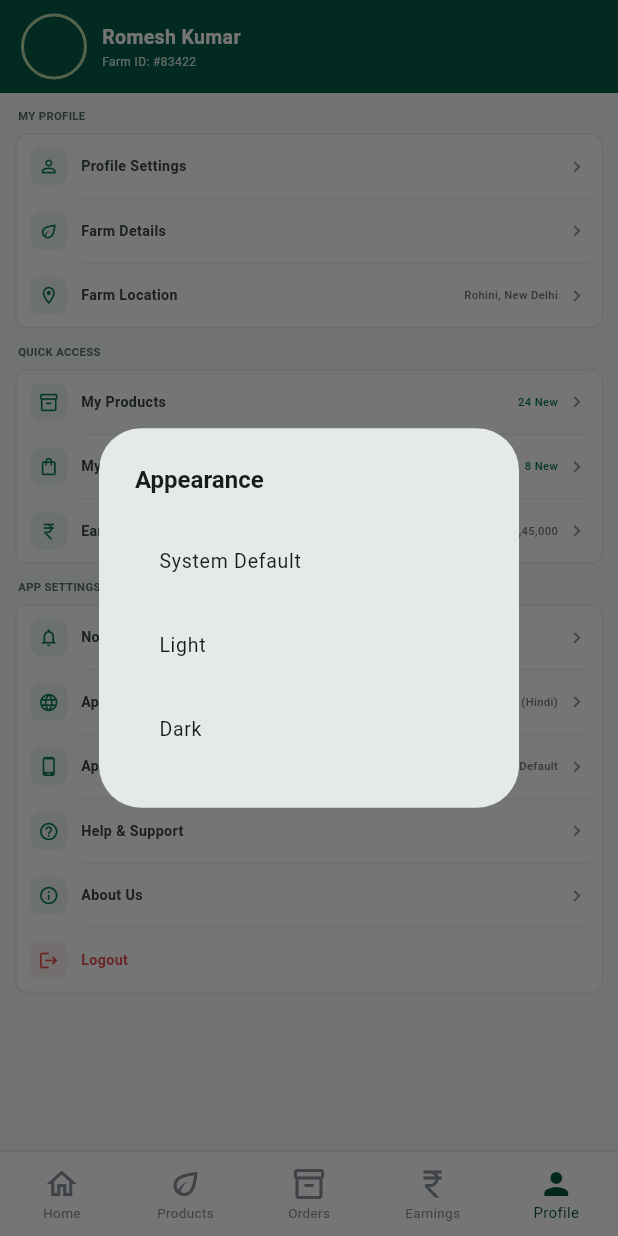
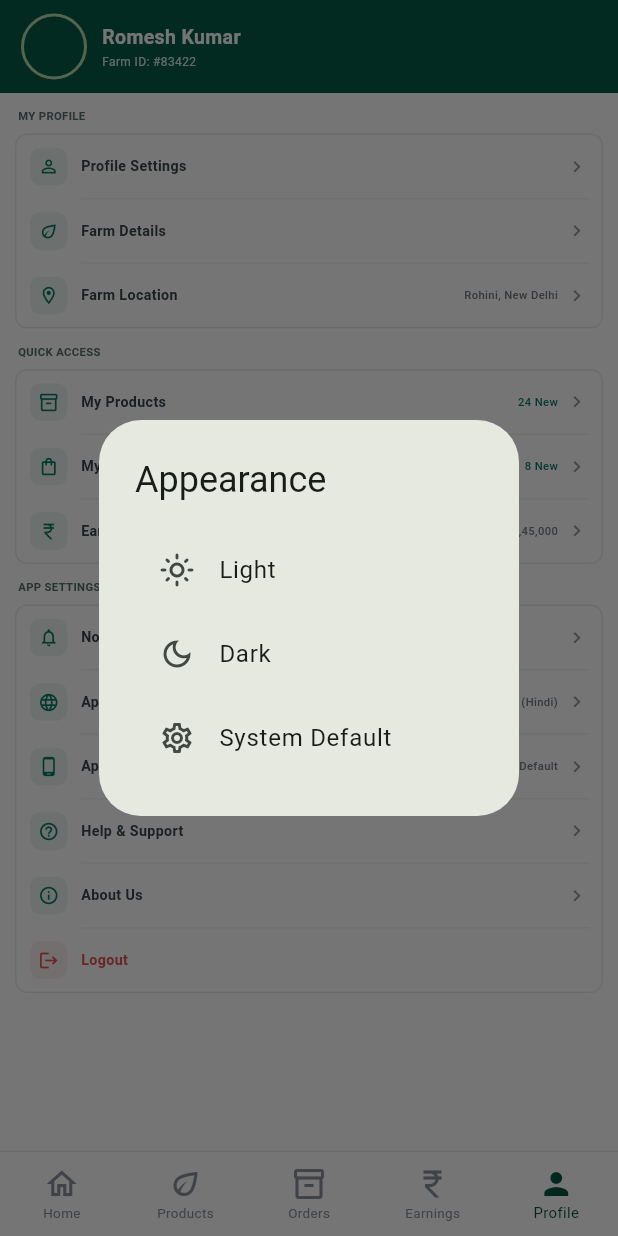
Before and after one commit to nitinsingh-06/DirectFarm, a Flutter app: the FarmerDashboard screen opened directly, item 5 of the bottom bar chosen, after a tap on "Appearance", on a phone screen of 412 x 824 dp. Run offline on Flutter 3.47's test engine with Material 3 defaults, Android fonts, the phone set to English and light mode, and no system bars; our stand-ins replace image_picker, shared_preferences; accounts and stored records are empty.

Commit message:
Adding Theme to the application

```diff
--- /dev/null
+++ b/lib/core/theme/app_theme.dart
@@ -0,0 +1,25 @@
+import 'package:flutter/material.dart';
+
+class AppTheme {
+  static ThemeData lightTheme = ThemeData(
+    brightness: Brightness.light,
+    useMaterial3: true,
+
+    scaffoldBackgroundColor: Colors.white,
+
+    colorScheme: ColorScheme.fromSeed(
+      seedColor: Colors.green,
+      brightness: Brightness.light,
+    ),
+  );
+
+  static ThemeData darkTheme = ThemeData(
+    brightness: Brightness.dark,
+    useMaterial3: true,
+
+    colorScheme: ColorScheme.fromSeed(
+      seedColor: Colors.green,
+      brightness: Brightness.dark,
+    ),
+  );
+}
--- a/lib/features/farmer/dashboard/farmer_home_screen.dart
+++ b/lib/features/farmer/dashboard/farmer_home_screen.dart
@@ -188,9 +188,9 @@ Widget _buildHeader() {
                 child: Text(
                   title,
                   style: const TextStyle(
-                    fontSize: 2,
+                    fontSize: 11,
                     color: Color(0xFF6B7280),
-                    fontWeight: FontWeight.w500,
+                    fontWeight: FontWeight.w700,
                   ),
                 ),
               ),
@@ -202,7 +202,7 @@ Widget _buildHeader() {
           Text(
             value,
             style: TextStyle(
-              fontSize: 17,
+              fontSize: 18,
               fontWeight: FontWeight.bold,
               color: valueColor,
             ),
@@ -230,7 +230,7 @@ Widget _buildHeader() {
               icon: const Icon(Icons.add_circle_outline, size: 14),
               label: const Text(
                 'Add Product',
-                style: TextStyle(fontSize: 9, fontWeight: FontWeight.w600),
+                style: TextStyle(fontSize: 11, fontWeight: FontWeight.w600),
               ),
               style: ElevatedButton.styleFrom(
                 backgroundColor: const Color(0xFF075640),
@@ -259,7 +259,7 @@ Widget _buildHeader() {
               icon: const Icon(Icons.inventory_2_outlined, size: 13),
               label: const Text(
                 'View Orders',
-                style: TextStyle(fontSize: 9, fontWeight: FontWeight.w600),
+                style: TextStyle(fontSize: 11, fontWeight: FontWeight.w600),
               ),
               style: OutlinedButton.styleFrom(
                 foregroundColor: const Color(0xFF164F42),
@@ -286,7 +286,7 @@ Widget _buildHeader() {
         const Text(
           'Recent Orders',
           style: TextStyle(
-            fontSize: 14,
+            fontSize: 16,
             fontWeight: FontWeight.bold,
             color: Color(0xFF075640),
           ),
@@ -353,7 +353,7 @@ Widget _buildHeader() {
                 Text(
                   buyer,
                   style: const TextStyle(
-                    fontSize: 9,
+                    fontSize: 10,
                     fontWeight: FontWeight.bold,
                     color: Color(0xFF374151),
                   ),
@@ -363,7 +363,7 @@ Widget _buildHeader() {
 
                 Text(
                   details,
-                  style: const TextStyle(fontSize: 8, color: Color(0xFF7A8491)),
+                  style: const TextStyle(fontSize: 10, color: Color(0xFF7A8491)),
                 ),
               ],
             ),
@@ -378,7 +378,7 @@ Widget _buildHeader() {
             child: Text(
               status,
               style: TextStyle(
-                fontSize: 7,
+                fontSize: 9,
                 fontWeight: FontWeight.w600,
                 color: statusTextColor,
               ),
--- a/lib/features/farmer/dashboard/farmer_profile_screen.dart
+++ b/lib/features/farmer/dashboard/farmer_profile_screen.dart
@@ -3,6 +3,7 @@ import 'dart:io';
 import 'package:farmdirect/Authentification/screens/comming_soon.dart';
 import 'package:farmdirect/Authentification/screens/login_screen.dart';
 import 'package:farmdirect/core/provider/farmer_profile_provider.dart';
+import 'package:farmdirect/core/provider/theme_provider.dart';
 import 'package:farmdirect/core/widgets/farmer/profile_image.dart';
 import 'package:farmdirect/features/farmer/dashboard/farmer_profile/about_us_screen.dart';
 import 'package:farmdirect/features/farmer/dashboard/farmer_profile/farm_details_screen.dart';
@@ -584,41 +585,59 @@ Widget _buildProfileHeader() {
   showDialog(
     context: context,
     builder: (dialogContext) {
+      final themeProvider = context.read<ThemeProvider>();
+
       return AlertDialog(
         title: const Text(
-            'Appearance',
-            style: TextStyle(
-              fontSize: 16,
-              fontWeight: FontWeight.w700,
-            ),
+          "Appearance",
         ),
         content: Column(
           mainAxisSize: MainAxisSize.min,
           children: [
             ListTile(
+              leading: const Icon(
+                Icons.light_mode_outlined,
+              ),
               title: const Text(
-                  'System Default',
-                  style: TextStyle(fontSize: 13),
+                "Light",
               ),
               onTap: () {
+                themeProvider.setTheme(
+                  ThemeMode.light,
+                );
+
                 Navigator.pop(dialogContext);
               },
             ),
+
             ListTile(
+              leading: const Icon(
+                Icons.dark_mode_outlined,
+              ),
               title: const Text(
-                  'Light',
-                  style: TextStyle(fontSize: 13),
+                "Dark",
               ),
               onTap: () {
+                themeProvider.setTheme(
+                  ThemeMode.dark,
+                );
+
                 Navigator.pop(dialogContext);
               },
             ),
+
             ListTile(
+              leading: const Icon(
+                Icons.settings_outlined,
+              ),
               title: const Text(
-                  'Dark',
-                  style: TextStyle(fontSize: 13),
+                "System Default",
               ),
               onTap: () {
+                themeProvider.setTheme(
+                  ThemeMode.system,
+                );
+
                 Navigator.pop(dialogContext);
               },
             ),
--- a/lib/features/farmer/dashboard/my_product.dart
+++ b/lib/features/farmer/dashboard/my_product.dart
@@ -160,7 +160,7 @@ class _MyProductsScreenState extends State<MyProductsScreen> {
       ProductCardData(
         name: 'Pure Cow Ghee',
         price: '₹650 / kg',
-        image: 'assets/images/ghee.jpg',
+        image: 'assets/images/ghee.png',
         badge: 'Out of Stock',
         badgeColor: AppColors.red,
       ),
```
Also changed, not shown: lib/core/provider/theme_provider.dart (added, +37 -0 lines), lib/features/buyer/Buyer_dashboard.dart/profile/about_us_screen.dart (+0 -110 lines), lib/features/buyer/Buyer_dashboard.dart/profile/buyer_profile_screen.dart (+19 -17 lines), lib/main.dart (+11 -5 lines), assets/images/ghee.png (added). Lines whose indentation alone changed are shown as unchanged.
